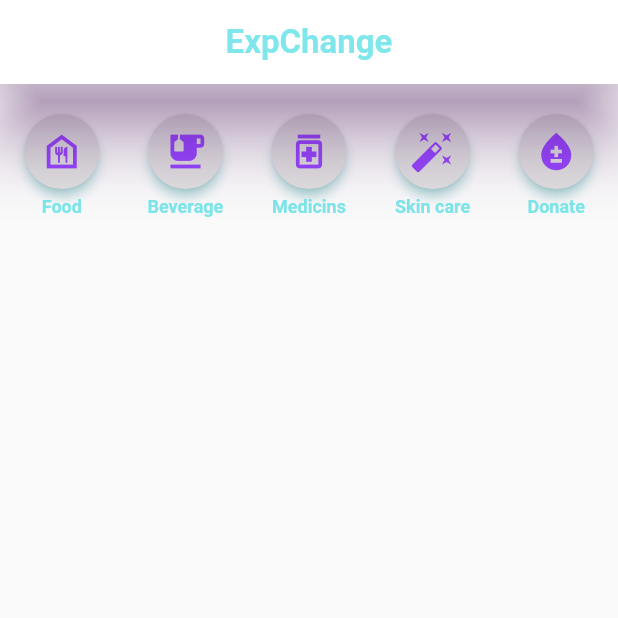
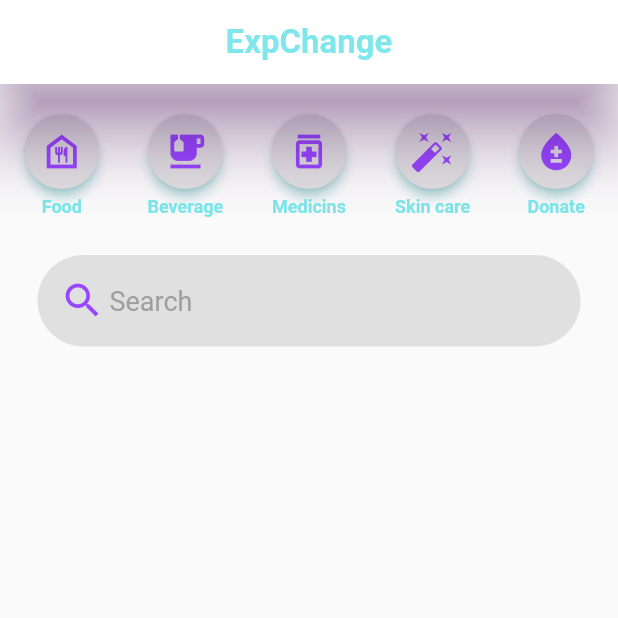
Before and after one commit to MaythamGhaly/exchange-app, a Flutter app: the Home screen opened directly, on a phone screen of 412 x 824 dp, the top half of it. Run offline on Flutter 3.47's test engine with Material 2 defaults, Android fonts, the phone set to English and light mode, and no system bars; our stand-ins replace drop_shadow_image, geocoding, geolocator.

Commit message:
frontend: add search field to the home page

```diff
--- a/frontend/lib/screens/homePage.dart
+++ b/frontend/lib/screens/homePage.dart
@@ -26,8 +26,10 @@ class _HomeState extends State<Home> {
           ),
         ),
       ),
-        body: SingleChildScrollView(
-          child: Row(children: <Widget>[
+      body: SafeArea(
+        child: Column(
+          children: <Widget>[
+            Row(children: <Widget>[
               Expanded(
                 child: Column(children: <Widget>[
                   Container(
@@ -41,7 +43,8 @@ class _HomeState extends State<Home> {
                         size: 30,
                       ),
                       style: ElevatedButton.styleFrom(
-                      backgroundColor: const Color.fromARGB(255, 224, 224, 224),
+                        backgroundColor:
+                            const Color.fromARGB(255, 224, 224, 224),
                         elevation: 3,
                         shadowColor: const Color.fromARGB(200, 92, 225, 230),
                         shape: const CircleBorder(),
@@ -75,7 +78,8 @@ class _HomeState extends State<Home> {
                         size: 30,
                       ),
                       style: ElevatedButton.styleFrom(
-                      backgroundColor: const Color.fromARGB(255, 224, 224, 224),
+                        backgroundColor:
+                            const Color.fromARGB(255, 224, 224, 224),
                         elevation: 3,
                         shadowColor: const Color.fromARGB(200, 92, 225, 230),
                         shape: const CircleBorder(),
@@ -109,7 +113,8 @@ class _HomeState extends State<Home> {
                         size: 30,
                       ),
                       style: ElevatedButton.styleFrom(
-                      backgroundColor: const Color.fromARGB(255, 224, 224, 224),
+                        backgroundColor:
+                            const Color.fromARGB(255, 224, 224, 224),
                         elevation: 3,
                         shadowColor: const Color.fromARGB(200, 92, 225, 230),
                         shape: const CircleBorder(),
@@ -143,7 +148,8 @@ class _HomeState extends State<Home> {
                         size: 30,
                       ),
                       style: ElevatedButton.styleFrom(
-                      backgroundColor: const Color.fromARGB(255, 224, 224, 224),
+                        backgroundColor:
+                            const Color.fromARGB(255, 224, 224, 224),
                         elevation: 3,
                         shadowColor: const Color.fromARGB(200, 92, 225, 230),
                         shape: const CircleBorder(),
@@ -177,7 +183,8 @@ class _HomeState extends State<Home> {
                         size: 30,
                       ),
                       style: ElevatedButton.styleFrom(
-                      backgroundColor: const Color.fromARGB(255, 224, 224, 224),
+                        backgroundColor:
+                            const Color.fromARGB(255, 224, 224, 224),
                         elevation: 3,
                         shadowColor: const Color.fromARGB(200, 92, 225, 230),
                         shape: const CircleBorder(),
@@ -198,8 +205,46 @@ class _HomeState extends State<Home> {
                   ),
                 ]),
               ),
-            Container()
             ]),
-        ));
+            Container(
+              margin: const EdgeInsets.only(top: 25, left: 25, right: 25),
+              child: Column(
+                children: [
+                  Row(
+                    children: [
+                      Flexible(
+                        flex: 1,
+                        child: TextField(
+                          cursorColor: Colors.grey,
+                          decoration: InputDecoration(
+                              fillColor:
+                                  const Color.fromARGB(255, 224, 224, 224),
+                              filled: true,
+                              border: OutlineInputBorder(
+                                  borderRadius: BorderRadius.circular(50),
+                                  borderSide: BorderSide.none),
+                              hintText: 'Search',
+                              hintStyle: const TextStyle(
+                                  color: Colors.grey, fontSize: 18),
+                              prefixIcon: Container(
+                                padding: const EdgeInsets.all(15),
+                                width: 18,
+                                child: const Icon(
+                                  Icons.search,
+                                  color: Color.fromARGB(255, 151, 71, 255),
+                                  size: 30,
+                                ),
+                              )),
+                        ),
+                      ),
+                    ],
+                  )
+                ],
+              ),
+            )
+          ],
+        ),
+      ),
+    );
   }
 }
```
Lines whose indentation alone changed are shown as unchanged.
